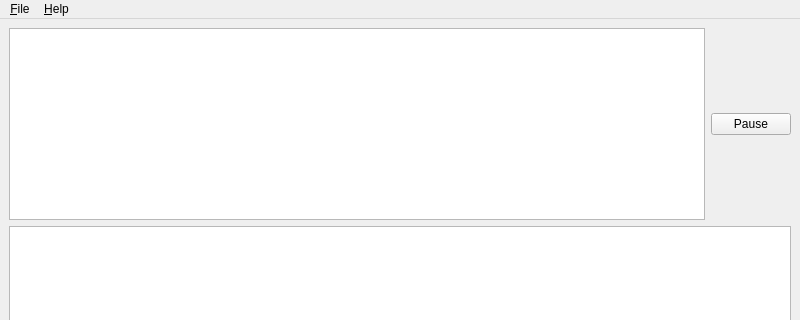
yangjuncode/sherpa-onnx, file cxx-api-examples/vibeinput/mainwindow.ui: the form before one commit; both pictures show x 0 to 800 and y 0 to 320 of the 800 by 600 pixel window.
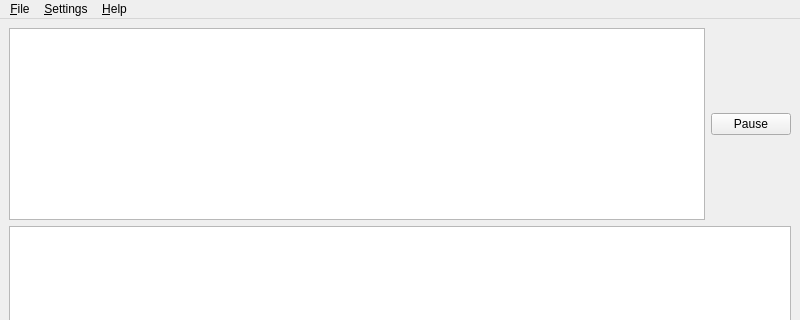
The form after the commit.

Patch:
```diff
--- a/cxx-api-examples/vibeinput/mainwindow.ui
+++ b/cxx-api-examples/vibeinput/mainwindow.ui
@@ -64,6 +64,13 @@
     <addaction name="separator"/>
     <addaction name="action_Exit"/>
    </widget>
+   <widget class="QMenu" name="menu_Settings">
+    <property name="title">
+     <string>&amp;Settings</string>
+    </property>
+    <addaction name="action_Config"/>
+    <addaction name="action_Model_Settings"/>
+   </widget>
    <widget class="QMenu" name="menu_About">
     <property name="title">
      <string>&amp;Help</string>
@@ -73,6 +80,7 @@
     <addaction name="action_About"/>
    </widget>
    <addaction name="menu_File"/>
+   <addaction name="menu_Settings"/>
    <addaction name="menu_About"/>
   </widget>
   <widget class="QStatusBar" name="statusbar"/>
```
Left out of the diff: 8 changed lines with no effect on the pictures.
